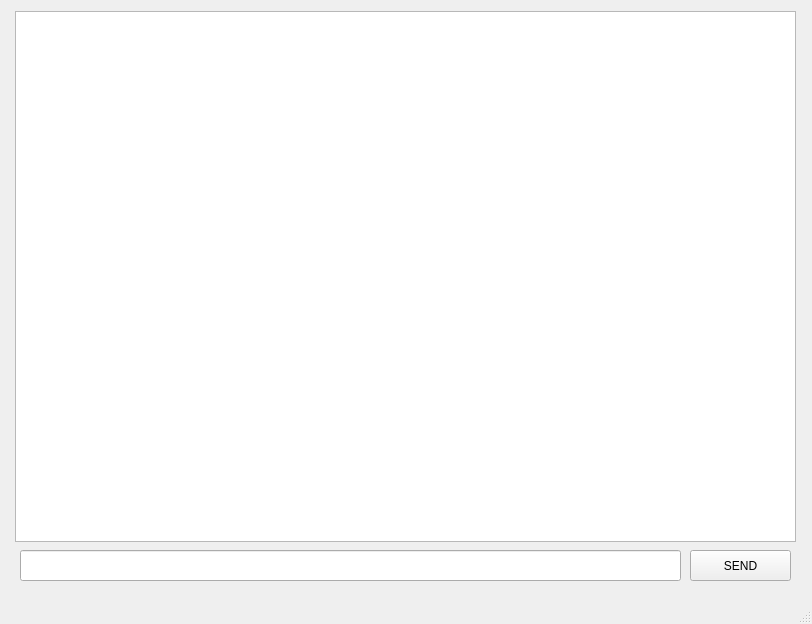
Qt form QtCppFirebaseChat/chat.ui (HasiruNMP/QtCppFirebaseChat) before a commit.
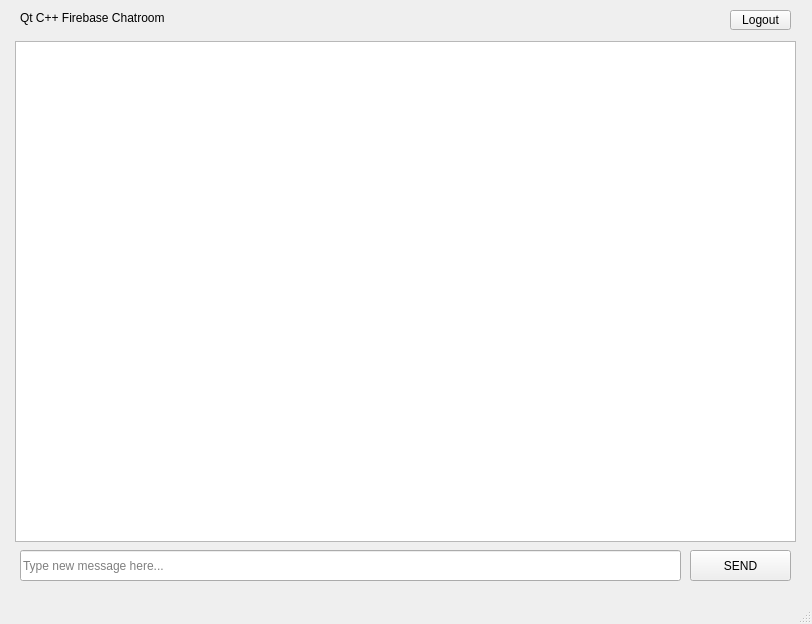
The same form after that commit.

Commit message: send message basic

```diff
--- a/QtCppFirebaseChat/chat.ui
+++ b/QtCppFirebaseChat/chat.ui
@@ -124,6 +124,9 @@
         <height>31</height>
        </rect>
       </property>
+      <property name="placeholderText">
+       <string>Type new message here...</string>
+      </property>
      </widget>
      <widget class="QPushButton" name="btnSendMsg">
       <property name="geometry">
@@ -142,12 +145,38 @@
       <property name="geometry">
        <rect>
         <x>15</x>
-        <y>11</y>
+        <y>41</y>
         <width>781</width>
-        <height>531</height>
+        <height>501</height>
        </rect>
       </property>
      </widget>
+     <widget class="QPushButton" name="btnLogout">
+      <property name="geometry">
+       <rect>
+        <x>730</x>
+        <y>10</y>
+        <width>61</width>
+        <height>20</height>
+       </rect>
+      </property>
+      <property name="text">
+       <string>Logout</string>
+      </property>
+     </widget>
+     <widget class="QLabel" name="label_5">
+      <property name="geometry">
+       <rect>
+        <x>20</x>
+        <y>10</y>
+        <width>401</width>
+        <height>16</height>
+       </rect>
+      </property>
+      <property name="text">
+       <string>Qt C++ Firebase Chatroom</string>
+      </property>
+     </widget>
     </widget>
    </widget>
   </widget>
```
Left out of the diff: 8 changed lines with no effect on the pictures. The commit also changes 3 other files.
